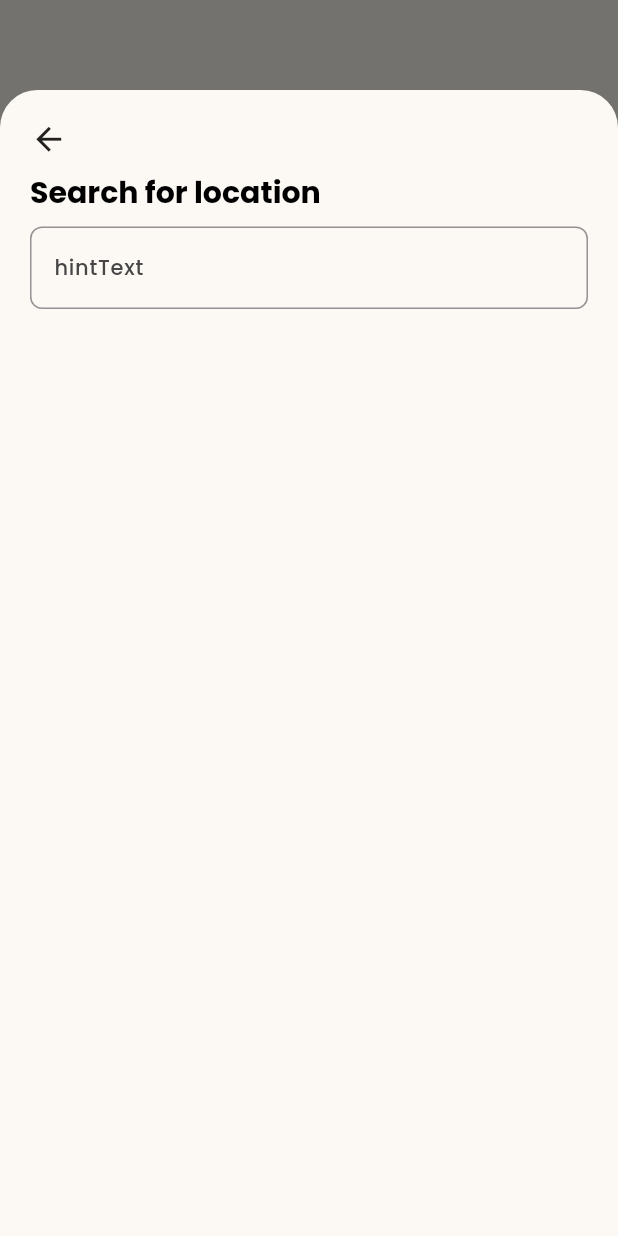
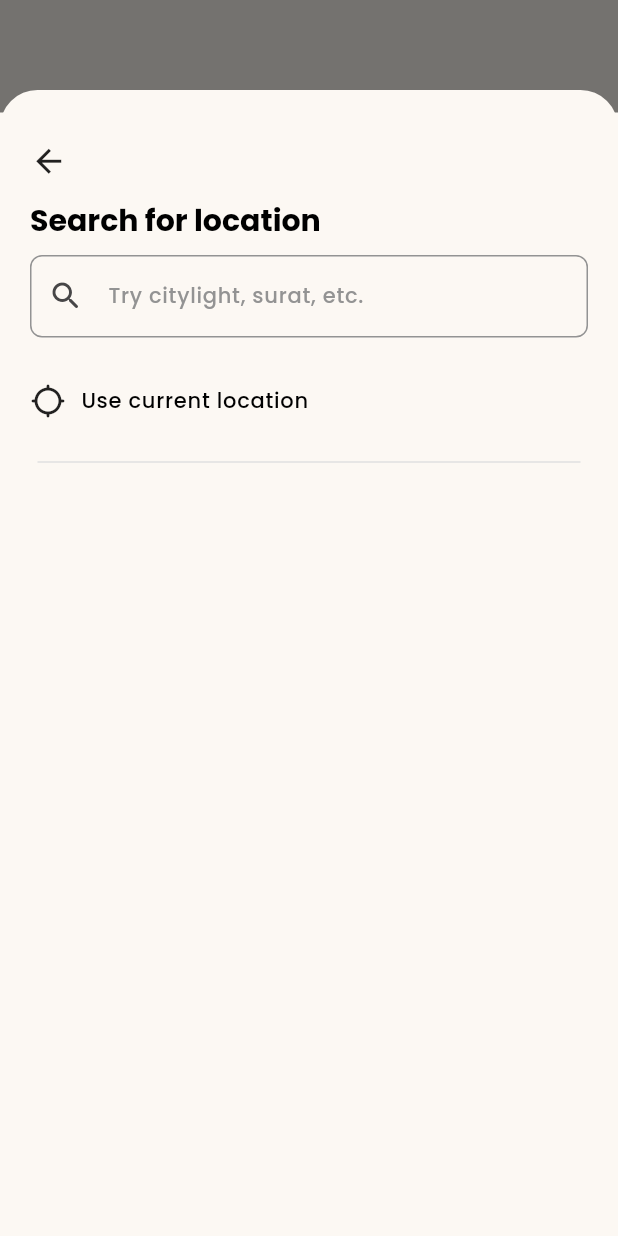
Before and after one commit to vidhanshu37/zesty, a Flutter app: the LocationAccess screen opened directly, after a tap on "Enter manually", on a phone screen of 412 x 824 dp. Run offline on Flutter 3.47's test engine with Material 3 defaults, Android fonts, the phone set to English and light mode, and no system bars.

Commit message:
FloatingManualLocation.dart

```diff
--- a/lib/main.dart
+++ b/lib/main.dart
@@ -19,7 +19,7 @@ class MyApp extends StatelessWidget {
       themeMode: ThemeMode.system,
       theme: TAppTheme.lightTheme,
       darkTheme: TAppTheme.darkTheme,
-      home: signin(),
+      home: LocationAccess(),
     );
   }
 }
--- /dev/null
+++ b/lib/screens/location_access/FloatingManualLocation.dart
@@ -0,0 +1,119 @@
+import 'dart:async';
+import 'dart:convert';
+import 'package:flutter/cupertino.dart';
+import 'package:flutter/material.dart';
+import 'package:http/http.dart' as http;
+import 'package:zesty/custom_widget/textfield_cust.dart';
+
+import '../../utils/constants/colors.dart';
+import '../../utils/constants/media_query.dart';
+import '../../utils/constants/text_string.dart';
+
+// required here map api key and http dependency
+
+class ManualLocation extends StatefulWidget {
+  const ManualLocation({super.key});
+
+  @override
+  State<ManualLocation> createState() => _ManualLocationState();
+}
+
+class _ManualLocationState extends State<ManualLocation> {
+  final TextEditingController _controller = TextEditingController();
+  List<String> _suggestions = [];
+  final String apiKey =
+      '2SbwJ2FVBuS_QShPV008-M-njDmBzvXQ2nXEbxDFsjI'; // Replace with your API key
+
+  Future<List<String>> getPlaceSuggestions(String query, String apiKey) async {
+    final url = Uri.parse(
+        'https://autocomplete.search.hereapi.com/v1/autocomplete?q=$query&apiKey=$apiKey');
+    final response = await http.get(url);
+
+    if (response.statusCode == 200) {
+      final List suggestions = json.decode(response.body)['items'];
+      return suggestions.map((item) => item['title'] as String).toList();
+    } else {
+      throw Exception('Failed to load place suggestions');
+    }
+  }
+
+  void _getSuggestions(String query) async {
+    if (query.isNotEmpty) {
+      try {
+        final suggestions = await getPlaceSuggestions(query, apiKey);
+        setState(() {
+          _suggestions = suggestions;
+        });
+      } catch (e) {
+        print('Error fetching suggestions: $e');
+      }
+    } else {
+      setState(() {
+        _suggestions = [];
+      });
+    }
+  }
+
+  @override
+  Widget build(BuildContext context) {
+    return Scaffold(
+      // appBar: AppBar(title: Text('Place Search')),
+      body: Padding(
+        padding: const EdgeInsets.all(20.0),
+        child: Column(
+          crossAxisAlignment: CrossAxisAlignment.start,
+          children: [
+            InkWell(
+              onTap: () {Navigator.pop(context);},
+                child: Icon(Icons.arrow_back, size: 25,)
+            ),
+            SizedBox(height: 14,),
+            Text(ZText.searchLocation, style: Theme.of(context).textTheme.headlineMedium,),
+            SizedBox(height: 10,),
+            ZCustomTextField(
+                controller: _controller,
+
+                hintText: "Try citylight, surat, etc.",
+                onChanged: (value) => _getSuggestions(value),
+                prefixIcon: Icons.search_rounded),
+            SizedBox(height: 10,),
+            Container(
+              height: 65,
+              width: ZMediaQuery(context).width,
+              child: Row(
+                children: [
+                  Icon(Icons.location_searching_rounded),
+                  SizedBox(width: 10,),
+                  Text(ZText.useCurrentLocation, style: Theme.of(context).textTheme.bodyLarge,)
+                ],
+              ),
+            ),
+            Divider(
+              color: ZMediaQuery(context).isDarkMode ? TColors.darkerGrey : TColors.grey,
+              thickness: 1,
+              indent: 5,
+              endIndent: 5,
+            ),
+            Expanded(
+              child: ListView.builder(
+                itemCount: _suggestions.length,
+                itemBuilder: (context, index) {
+                  return ListTile(
+                    title: Text(
+                      _suggestions[index],
+                      style: Theme.of(context).textTheme.bodyMedium,
+                    ),
+                    onTap: () {
+                      ScaffoldMessenger.of(context).showSnackBar(SnackBar(
+                          content: Text('Selected: ${_suggestions[index]}')));
+                    },
+                  );
+                },
+              ),
+            ),
+          ],
+        ),
+      ),
+    );
+  }
+}
--- a/lib/screens/location_access/locationAccess.dart
+++ b/lib/screens/location_access/locationAccess.dart
@@ -1,6 +1,7 @@
 import 'package:flutter/material.dart';
 import 'package:zesty/custom_widget/elevatedButton_cust.dart';
 import 'package:zesty/custom_widget/textfield_cust.dart';
+import 'package:zesty/screens/location_access/showFloatingManualLocation.dart';
 import 'package:zesty/utils/constants/colors.dart';
 import 'package:zesty/utils/constants/media_query.dart';
 import 'package:zesty/utils/constants/text_string.dart';
@@ -44,7 +45,7 @@ class _LocationAccessState extends State<LocationAccess> {
                   btnTextColor: ZMediaQuery(context).isDarkMode ? TColors.bgLight : TColors.black,
                   title: "Enter manually",
                   onPress: () {
-                    _showFloatingSheet(context, controller);
+                    showFloatingSheet(context);
                   },
                 )),
 
--- /dev/null
+++ b/lib/screens/location_access/showFloatingManualLocation.dart
@@ -0,0 +1,27 @@
+import 'package:flutter/material.dart';
+import '../../utils/constants/colors.dart';
+import '../../utils/constants/media_query.dart';
+import 'FloatingManualLocation.dart';
+
+// Method to show bottom sheet
+void showFloatingSheet(BuildContext context) {
+  showModalBottomSheet(
+    context: context,
+    isScrollControlled: true, // Makes the sheet floating
+    backgroundColor: Colors.transparent,
+    builder: (BuildContext context) {
+      return Container(
+        height: ZMediaQuery(context).height - 60,
+        width: ZMediaQuery(context).width,
+        decoration: BoxDecoration(
+          color: ZMediaQuery(context).isDarkMode ? TColors.bgDark : TColors.bgLight,
+          borderRadius: const BorderRadius.vertical(top: Radius.circular(25)),
+        ),
+        child: Padding(
+          padding: const EdgeInsets.only(top: 15.0), // Adjust as needed
+          child: ManualLocation(),
+        ),
+      );
+    },
+  );
+}
--- a/lib/utils/constants/text_string.dart
+++ b/lib/utils/constants/text_string.dart
@@ -8,9 +8,11 @@ class ZText {
   /// LocationAccess screen
   static const String grantLocation = "Grant current location";
   static const String locationAccessDesc = "This let us show nearby restaurants,\nstores you can order from";
+  static const String useCurrentLocation = "Use current location";
 
   //Enter manually location
   static const String searchLocation = "Search for location";
 
 
+
 }
--- a/lib/utils/theme/custom_themes/textfield_theme.dart
+++ b/lib/utils/theme/custom_themes/textfield_theme.dart
@@ -11,7 +11,7 @@ class TTextFormFieldTheme {
 
 // constraints: const BoxConstraints.expand(height: 14.inputFieldHeight),
     labelStyle: const TextStyle().copyWith(fontSize: 14, color: TColors.darkerGrey),
-    hintStyle: const TextStyle().copyWith(fontSize: 14, color: TColors.prefixLight),
+    hintStyle: const TextStyle().copyWith(fontSize: 14, color: TColors.darkGrey),
     errorStyle: const TextStyle().copyWith(fontStyle: FontStyle.normal),
     // floatingLabelStyle:
     //     const TextStyle().copyWith(color: Colors.black.withOpacity(0.8)),
--- a/pubspec.yaml
+++ b/pubspec.yaml
@@ -35,6 +35,7 @@ dependencies:
   # Use with the CupertinoIcons class for iOS style icons.
   cupertino_icons: ^1.0.8
   intl_phone_field: ^3.2.0
+  http: ^1.2.2
 
 dev_dependencies:
   flutter_test:
```
Also changed, not shown: lib/custom_widget/textfield_cust.dart (+9 -5 lines), assets/icons/search_icon.png (added), pubspec.lock.
